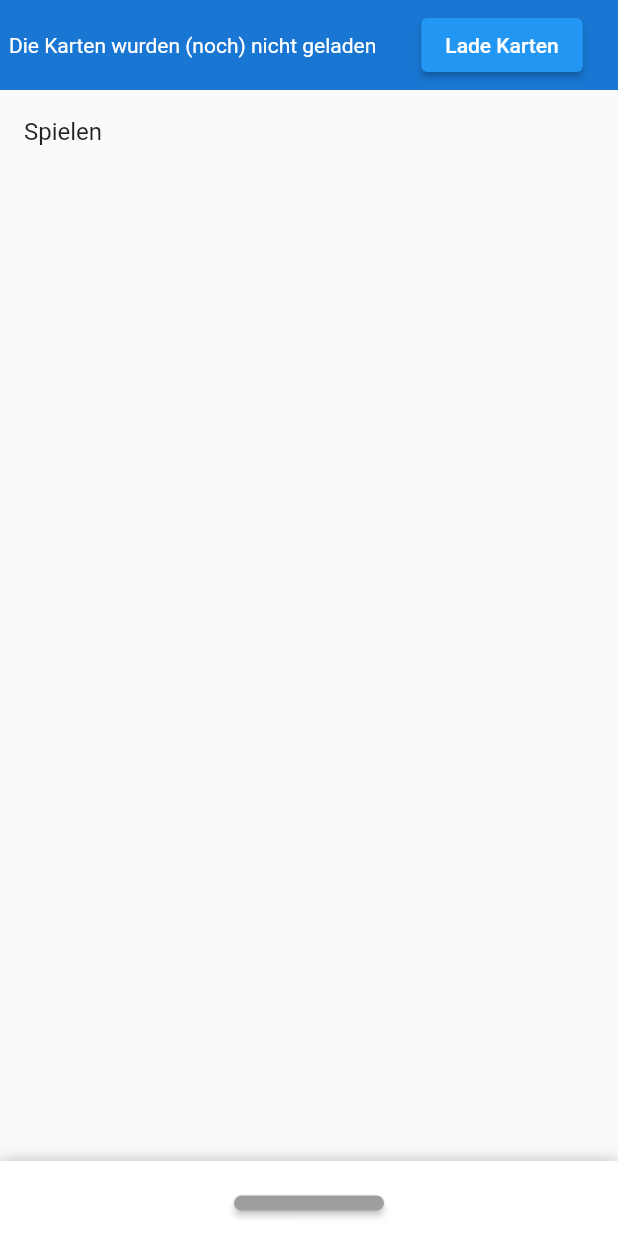
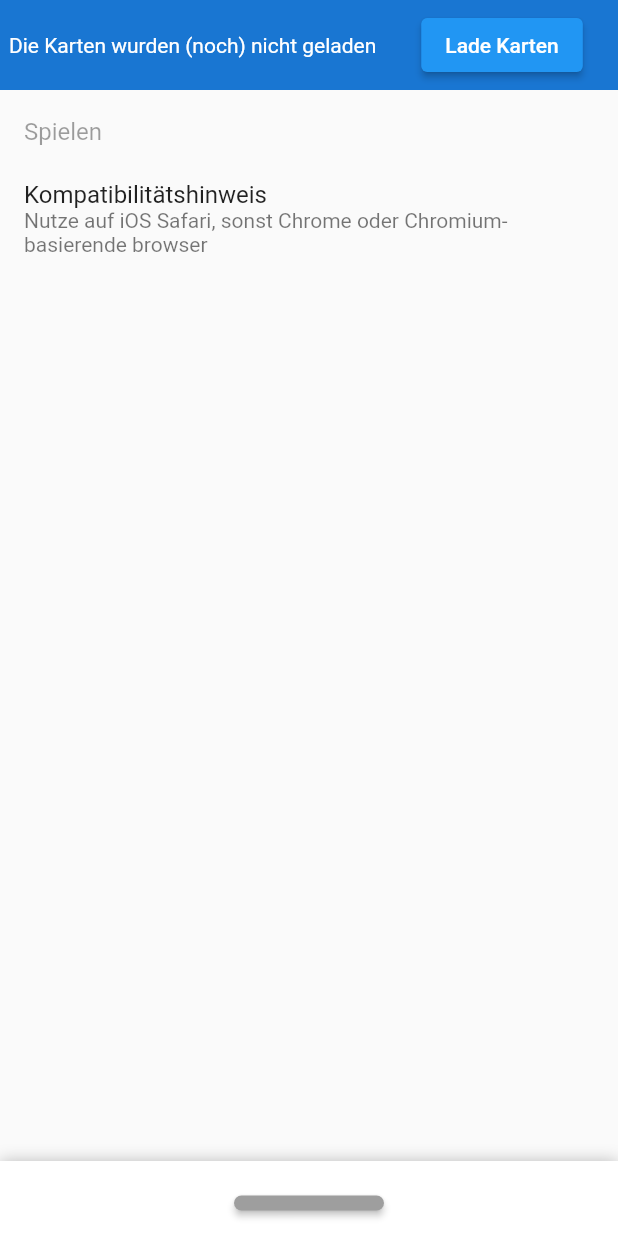
Before and after one commit to Si-Scharp/tabu_geo_new, a Flutter app: the screen it shows after launch, on a phone screen of 412 x 824 dp. Run offline on Flutter 3.47's test engine with Material 2 defaults, Android fonts, the light colour scheme and no system bars; drawn by our look-alikes of sliding_up_panel; our stand-ins replace bloc, extended_image, flip_card, flutter_bloc, stacked.

Commit message:
Small quality of live improvements and made it idiotproof

```diff
--- a/lib/widgets/drag_fade.dart
+++ b/lib/widgets/drag_fade.dart
@@ -6,7 +6,7 @@ typedef DropCallback = void Function(bool result);
 
 class DragFade extends StatefulWidget {
   const DragFade(
-      {Key? key, required this.child, this.maxDrag = 300, this.onDrop})
+      {Key? key, required this.child, this.maxDrag = 80, this.onDrop})
       : super(key: key);
 
   final double maxDrag;
--- a/lib/widgets/home_page.dart
+++ b/lib/widgets/home_page.dart
@@ -6,6 +6,7 @@ import 'package:tabu_geo_new/widgets/card_loader_status_bar.dart';
 import 'package:tabu_geo_new/widgets/play_page.dart';
 import 'package:tabu_geo_new/widgets/settings_view.dart';
 import 'package:flutter_bloc/flutter_bloc.dart';
+
 class HomePage extends StatefulWidget {
   const HomePage({Key? key}) : super(key: key);
 
@@ -23,11 +24,12 @@ class _HomePageState extends State<HomePage> {
   }
 
   Widget _buildPanelHeader() {
-
     return Column(
       children: [
         ElevatedButton(
-            onPressed:  _panelController.isAttached && !_panelController.isPanelOpen &&  !_panelController.isPanelClosed
+            onPressed: _panelController.isAttached &&
+                    !_panelController.isPanelOpen &&
+                    !_panelController.isPanelClosed
                 ? null
                 : () => _panelController.isPanelOpen
                     ? _panelController.close()
@@ -50,7 +52,6 @@ class _HomePageState extends State<HomePage> {
   Widget build(BuildContext context) {
     return Scaffold(
       body: SlidingUpPanel(
-
         minHeight: 50,
         onPanelSlide: (_) => setState(() {}),
 
@@ -58,10 +59,22 @@ class _HomePageState extends State<HomePage> {
         body: ListView(
           children: [
             CardLoaderStatusBar(),
-            ListTile(
-              onTap: () => Navigator.of(context).push(MaterialPageRoute(builder: (context) => PlayPage(cards: (context.read<CardLoaderCubit>().state as CardsLoadedState).cards, gameSettings: GameSettings()),)),
+            BlocBuilder<CardLoaderCubit, CardLoaderState>(
+              builder: (context, state) {
+                return ListTile(
+                  enabled: state is CardsLoadedState,
+                  onTap: () => Navigator.of(context).push(MaterialPageRoute(
+                    builder: (context) => PlayPage(
+                        cards: (context.read<CardLoaderCubit>().state
+                                as CardsLoadedState)
+                            .cards,
+                        gameSettings: GameSettings()),
+                  )),
                   title: Text("Spielen"),
-            )
+                );
+              },
+            ),
+            ListTile(title: Text("Kompatibilitätshinweis"),subtitle: Text("Nutze auf iOS Safari, sonst Chrome oder Chromium-basierende browser"),)
           ],
         ),
 
--- a/pubspec.yaml
+++ b/pubspec.yaml
@@ -15,7 +15,7 @@ publish_to: 'none' # Remove this line if you wish to publish to pub.dev
 # In iOS, build-name is used as CFBundleShortVersionString while build-number used as CFBundleVersion.
 # Read more about iOS versioning at
 # https://developer.apple.com/library/archive/documentation/General/Reference/InfoPlistKeyReference/Articles/CoreFoundationKeys.html
-version: 1.0.1+6
+version: 1.0.1+8
 
 environment:
   sdk: ">=2.12.0 <3.0.0"
```
Lines whose indentation alone changed are shown as unchanged.
